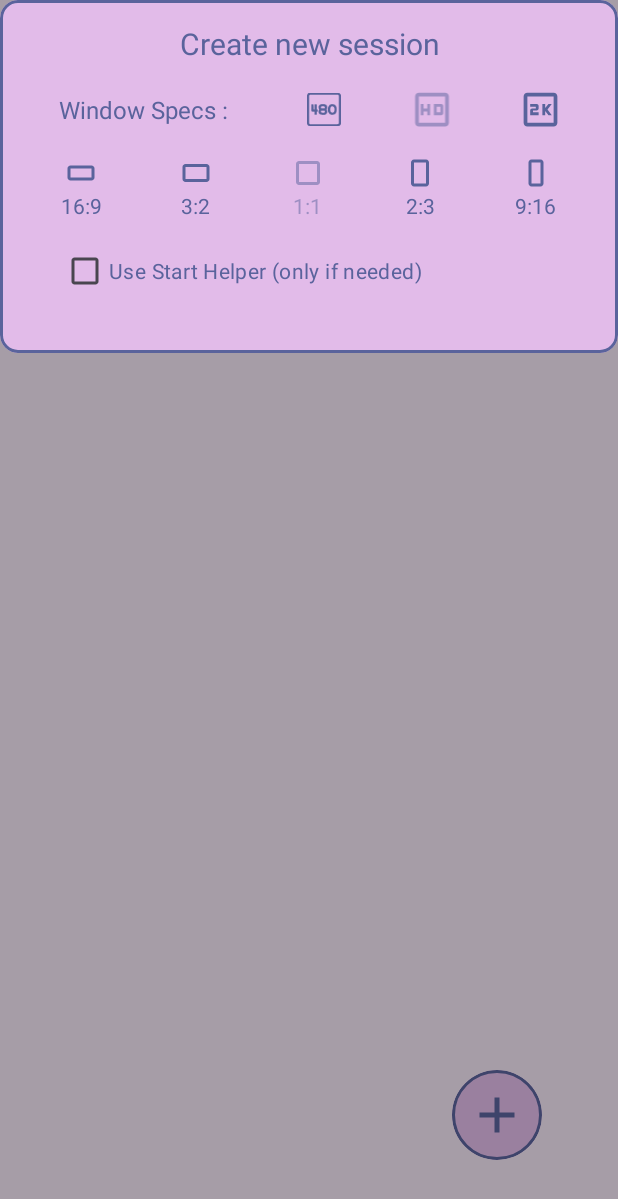
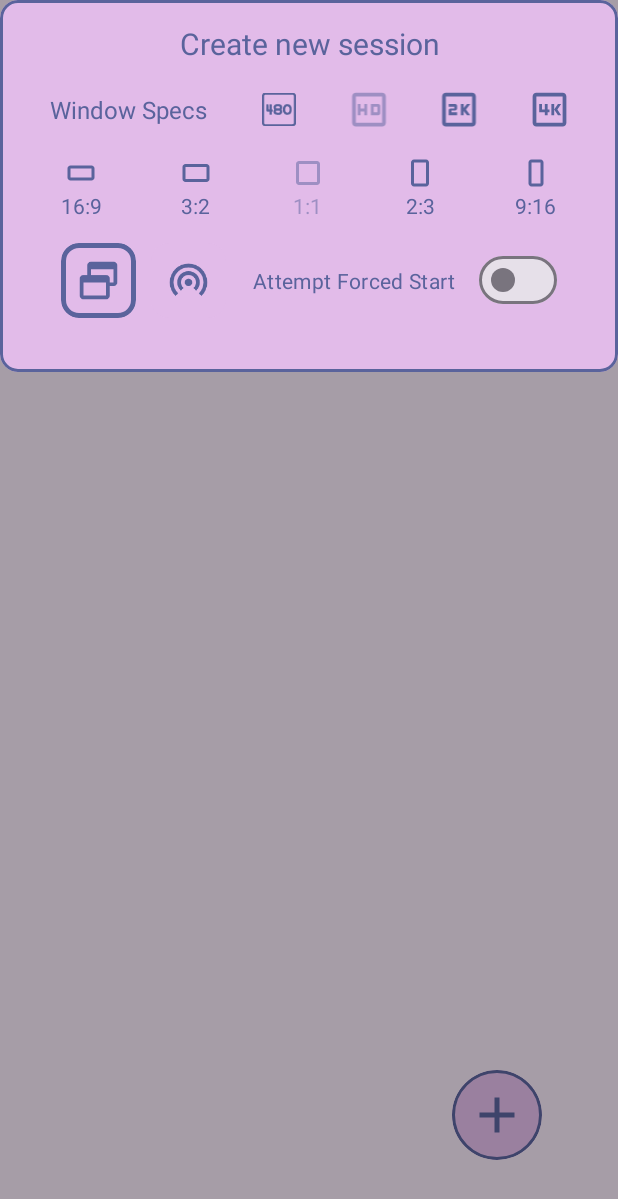
Before and after one commit to legendsayantan/Extendroid, an Android app: the screen it shows after launch (MainActivity), after a tap on "Create Session", on a phone screen of 412 x 824 dp. Shown: the top 1199 px of the screen. Run offline under Robolectric (Android 15) with nearby library versions, the phone set to English and light mode, and no system bars; libraries missing offline, so code that uses them is left out: androidx.camera.core, rikka.shizuku; network calls fail; 2 statements that could not run were skipped.

```diff
--- a/app/src/main/java/dev/legendsayantan/extendroid/MainActivity.kt
+++ b/app/src/main/java/dev/legendsayantan/extendroid/MainActivity.kt
@@ -2,6 +2,7 @@ package dev.legendsayantan.extendroid
 
 import android.content.Intent
 import android.content.pm.PackageManager
+import android.graphics.Bitmap
 import android.media.projection.MediaProjectionManager
 import android.os.Bundle
 import android.os.Handler
@@ -42,6 +43,9 @@ class MainActivity : AppCompatActivity() {
                 Handler(mainLooper).post { updateStatuses() }
             } catch (_: Exception) {
             }
+        }
+        setImage = {
+            findViewById<ImageView>(R.id.image).setImageBitmap(it)
         }
     }
 
@@ -145,8 +149,8 @@ class MainActivity : AppCompatActivity() {
     private fun registerNewSessionBtnListener(intent: Intent) {
         askXiaomiPermsIfNecessary()
         val task = {
-            val d = NewSessionDialog(this) { pkg, size, helper ->
-                ExtendService.onAttachWindow(pkg, size, helper) { id ->
+            val d = NewSessionDialog(this) { pkg, size, helper, mode ->
+                ExtendService.onAttachWindow(pkg, size, helper, mode) { id ->
                     updateStatuses()
                 }
             }
@@ -188,6 +192,8 @@ class MainActivity : AppCompatActivity() {
     companion object {
         var refreshStatus = {}
         var shouldShowMenu: () -> Boolean = { false }
+
+        var setImage : (Bitmap)->Unit = {}
     }
 
 }
--- a/app/src/main/java/dev/legendsayantan/extendroid/NewSessionDialog.kt
+++ b/app/src/main/java/dev/legendsayantan/extendroid/NewSessionDialog.kt
@@ -8,13 +8,19 @@ import android.widget.CheckBox
 import android.widget.ImageView
 import android.widget.LinearLayout
 import androidx.recyclerview.widget.RecyclerView
+import com.google.android.material.card.MaterialCardView
+import com.google.android.material.materialswitch.MaterialSwitch
 import dev.legendsayantan.extendroid.adapters.RecyclerGridAdapter
 import dev.legendsayantan.extendroid.lib.Utils.Companion.getLaunchableApps
+import dev.legendsayantan.extendroid.services.ExtendService
 
 /**
  * @author legendsayantan
  */
-class NewSessionDialog(context: Context, val onSelectionDone: (String,Pair<Int,Int>,Boolean) -> Unit) : Dialog(context) {
+class NewSessionDialog(
+    context: Context,
+    val onSelectionDone: (String, Pair<Int, Int>, Boolean, ExtendService.Companion.WindowMode) -> Unit
+) : Dialog(context) {
     var quality = 720
     var aspect = 1f
 
@@ -33,7 +39,8 @@ class NewSessionDialog(context: Context, val onSelectionDone: (String,Pair<Int,I
         val qualities = hashMapOf(
             Pair(R.id.q_480, 480),
             Pair(R.id.q_hd, 720),
-            Pair(R.id.q_2k, 1080)
+            Pair(R.id.q_2k, 1080),
+            Pair(R.id.q_4k, 2160)
         )
         val aspects = hashMapOf(
             Pair(R.id.a_16_9, 16f / 9f),
@@ -42,17 +49,30 @@ class NewSessionDialog(context: Context, val onSelectionDone: (String,Pair<Int,I
             Pair(R.id.a_2_3, 2f / 3f),
             Pair(R.id.a_9_16, 9f / 16f)
         )
-        val startHelper = findViewById<CheckBox>(R.id.startHelper)
+        val startHelper = findViewById<MaterialSwitch>(R.id.startHelper)
+        val modes = hashMapOf(
+            Pair(R.id.popup, ExtendService.Companion.WindowMode.POPUP),
+            Pair(R.id.wireless, ExtendService.Companion.WindowMode.WIRELESS)
+        )
         val appsView = findViewById<RecyclerView>(R.id.apps)
-
         if (appsView != null) {
             appsView.layoutManager = androidx.recyclerview.widget.GridLayoutManager(context, 4)
             Thread {
                 val apps = context.getLaunchableApps()
                 Handler(context.mainLooper).post {
                     appsView.adapter = RecyclerGridAdapter(context, apps) { selectedPkg ->
+                        if (modes.none { findViewById<MaterialCardView>(it.key).strokeWidth > 0 }) return@RecyclerGridAdapter
                         dismiss()
-                        onSelectionDone(selectedPkg, calculateWidthAndHeight(),startHelper.isChecked)
+                        val mode =
+                            if (modes.all { findViewById<MaterialCardView>(it.key).strokeWidth > 0 }) ExtendService.Companion.WindowMode.BOTH
+                            else modes.entries.first { findViewById<MaterialCardView>(it.key).strokeWidth > 0 }.value
+
+                        onSelectionDone(
+                            selectedPkg,
+                            calculateWidthAndHeight(),
+                            startHelper.isChecked,
+                            mode
+                        )
                     }
                 }
             }.start()
@@ -78,12 +98,17 @@ class NewSessionDialog(context: Context, val onSelectionDone: (String,Pair<Int,I
             }
         }
 
+        modes.forEach {
+            findViewById<MaterialCardView>(it.key).apply {
+                setOnClickListener { strokeWidth = if (strokeWidth > 0) 0 else 5 }
+            }
+        }
     }
 
     fun calculateWidthAndHeight(): Pair<Int, Int> {
-        return if(aspect>1f){
+        return if (aspect > 1f) {
             Pair((quality * aspect).toInt(), quality)
-        }else{
+        } else {
             Pair(quality, (quality / aspect).toInt())
         }
     }
--- a/app/src/main/java/dev/legendsayantan/extendroid/data/ActiveSession.kt
+++ b/app/src/main/java/dev/legendsayantan/extendroid/data/ActiveSession.kt
@@ -1,6 +1,8 @@
 package dev.legendsayantan.extendroid.data
+
+import dev.legendsayantan.extendroid.services.ExtendService
 
 /**
  * @author legendsayantan
  */
-data class ActiveSession(val id:Int, val pkg:String, val windowInfo:String, var port:Int=-1)
+data class ActiveSession(val id:Int, val pkg:String, val windowInfo:String, val mode:ExtendService.Companion.WindowMode,val port:Int = -1)
--- /dev/null
+++ b/app/src/main/res/drawable/baseline_cast_24.xml
@@ -0,0 +1,5 @@
+<vector xmlns:android="http://schemas.android.com/apk/res/android" android:height="24dp" android:tint="#000000" android:viewportHeight="24" android:viewportWidth="24" android:width="24dp">
+
+    <path android:fillColor="@android:color/white" android:pathData="M21,3L3,3c-1.1,0 -2,0.9 -2,2v3h2L3,5h18v14h-7v2h7c1.1,0 2,-0.9 2,-2L23,5c0,-1.1 -0.9,-2 -2,-2zM1,18v3h3c0,-1.66 -1.34,-3 -3,-3zM1,14v2c2.76,0 5,2.24 5,5h2c0,-3.87 -3.13,-7 -7,-7zM1,10v2c4.97,0 9,4.03 9,9h2c0,-6.08 -4.93,-11 -11,-11z"/>
+
+</vector>
--- /dev/null
+++ b/app/src/main/res/drawable/outline_4k_24.xml
@@ -0,0 +1,5 @@
+<vector xmlns:android="http://schemas.android.com/apk/res/android" android:height="24dp" android:tint="#000000" android:viewportHeight="24" android:viewportWidth="24" android:width="24dp">
+
+    <path android:fillColor="@android:color/white" android:pathData="M19,3L5,3c-1.1,0 -2,0.9 -2,2v14c0,1.1 0.89,2 2,2h14c1.1,0 2,-0.9 2,-2L21,5c0,-1.1 -0.89,-2 -2,-2zM19,19L5,19L5,5h14v14zM9.5,15L11,15v-1.49h1L12,12h-1L11,9L9.5,9v3L8,12L8,9L6.5,9v4.5h3zM18.2,15l-2,-3 2,-3h-1.7l-2,3 2,3zM14.5,12L14.5,9L13,9v6h1.5z"/>
+
+</vector>
--- a/app/src/main/res/layout/activity_main.xml
+++ b/app/src/main/res/layout/activity_main.xml
@@ -125,6 +125,13 @@
 
     </androidx.recyclerview.widget.RecyclerView>
 
+    <ImageView
+        android:id="@+id/image"
+        android:layout_width="match_parent"
+        android:layout_height="200dp"
+        app:layout_constraintBottom_toTopOf="@+id/addBtn"
+        tools:layout_editor_absoluteX="25dp" />
+
     <com.google.android.material.card.MaterialCardView
         android:id="@+id/addBtn"
         app:cardCornerRadius="30dp"
--- a/app/src/main/res/layout/dialog_new_session.xml
+++ b/app/src/main/res/layout/dialog_new_session.xml
@@ -27,7 +27,7 @@
             android:layout_width="match_parent"
             android:layout_height="wrap_content">
             <TextView
-                android:text="Window Specs : "
+                android:text="Window Specs"
                 android:gravity="center"
                 android:textSize="16sp"
                 android:layout_weight="1"
@@ -53,6 +53,13 @@
             <ImageView
                 android:id="@+id/q_2k"
                 android:src="@drawable/outline_2k_24"
+                android:layout_weight="1"
+                android:layout_width="wrap_content"
+                android:layout_height="30dp"
+                app:tint="?attr/colorOnSecondary" />
+            <ImageView
+                android:id="@+id/q_4k"
+                android:src="@drawable/outline_4k_24"
                 android:layout_weight="1"
                 android:layout_width="wrap_content"
                 android:layout_height="30dp"
@@ -177,13 +184,54 @@
                     android:text="9:16" />
             </LinearLayout>
         </LinearLayout>
-        <CheckBox
-            android:id="@+id/startHelper"
-            android:text="Use Start Helper (only if needed)"
-            android:textColor="?attr/colorOnSecondary"
+        <LinearLayout
+            android:orientation="horizontal"
+            android:layout_marginHorizontal="25dp"
+            android:layout_marginVertical="5dp"
             android:layout_width="match_parent"
-            android:layout_marginHorizontal="25dp"
-            android:layout_height="wrap_content"/>
+            android:layout_height="wrap_content">
+            <com.google.android.material.card.MaterialCardView
+                android:id="@+id/popup"
+                app:strokeColor="?attr/colorOnSecondary"
+                app:strokeWidth="5px"
+                android:layout_width="wrap_content"
+                app:cardBackgroundColor="?attr/colorPrimary"
+                android:layout_height="match_parent">
+
+                <ImageView
+                    android:layout_width="50dp"
+                    android:layout_height="50dp"
+                    android:scaleX="0.6"
+                    android:scaleY="0.6"
+                    android:src="@drawable/rounded_select_window_24"
+                    app:tint="?attr/colorOnSecondary" />
+            </com.google.android.material.card.MaterialCardView>
+            <com.google.android.material.card.MaterialCardView
+                android:id="@+id/wireless"
+                app:strokeColor="?attr/colorOnSecondary"
+                app:strokeWidth="0dp"
+                android:layout_width="wrap_content"
+                android:layout_marginHorizontal="10dp"
+                app:cardBackgroundColor="?attr/colorPrimary"
+                android:layout_height="match_parent">
+
+                <ImageView
+                    android:layout_width="50dp"
+                    android:layout_height="50dp"
+                    android:scaleX="0.6"
+                    android:scaleY="0.6"
+                    android:src="@drawable/outline_wifi_tethering_24"
+                    app:tint="?attr/colorOnSecondary" />
+            </com.google.android.material.card.MaterialCardView>
+            <com.google.android.material.materialswitch.MaterialSwitch
+                android:id="@+id/startHelper"
+                android:text="@string/attempt_forced_start"
+                android:textColor="?attr/colorOnSecondary"
+                android:layout_width="0dp"
+                android:gravity="end|center_vertical"
+                android:layout_weight="1"
+                android:layout_height="50dp"/>
+        </LinearLayout>
         <androidx.recyclerview.widget.RecyclerView
             android:id="@+id/apps"
             app:layoutManager="androidx.recyclerview.widget.LinearLayoutManager"
--- a/app/src/main/res/values/strings.xml
+++ b/app/src/main/res/values/strings.xml
@@ -4,4 +4,5 @@
     <string name="app_pkg">dev.legendsayantan.extendroid</string>
     <string name="screen_tile_label">Disable Screen</string>
     <string name="add_session_tile_label">Create Session</string>
+    <string name="attempt_forced_start">Attempt Forced Start</string>
 </resources>
```
Also changed, not shown: app/build.gradle (+6 -3 lines), app/src/main/java/dev/legendsayantan/extendroid/adapters/SessionsAdapter.kt (+10 -7 lines), app/src/main/java/dev/legendsayantan/extendroid/lib/OverlayWorker.kt (+55 -14 lines), app/src/main/java/dev/legendsayantan/extendroid/lib/StreamHandler.kt (added, +58 -0 lines), app/src/main/java/dev/legendsayantan/extendroid/lib/Utils.kt (+18 -0 lines), app/src/main/java/dev/legendsayantan/extendroid/services/ExtendService.kt (+76 -50 lines), app/src/main/res/layout/app_popup.xml (+7 -1 lines), gradle/libs.versions.toml (+10 -1 lines), 1 other file.
